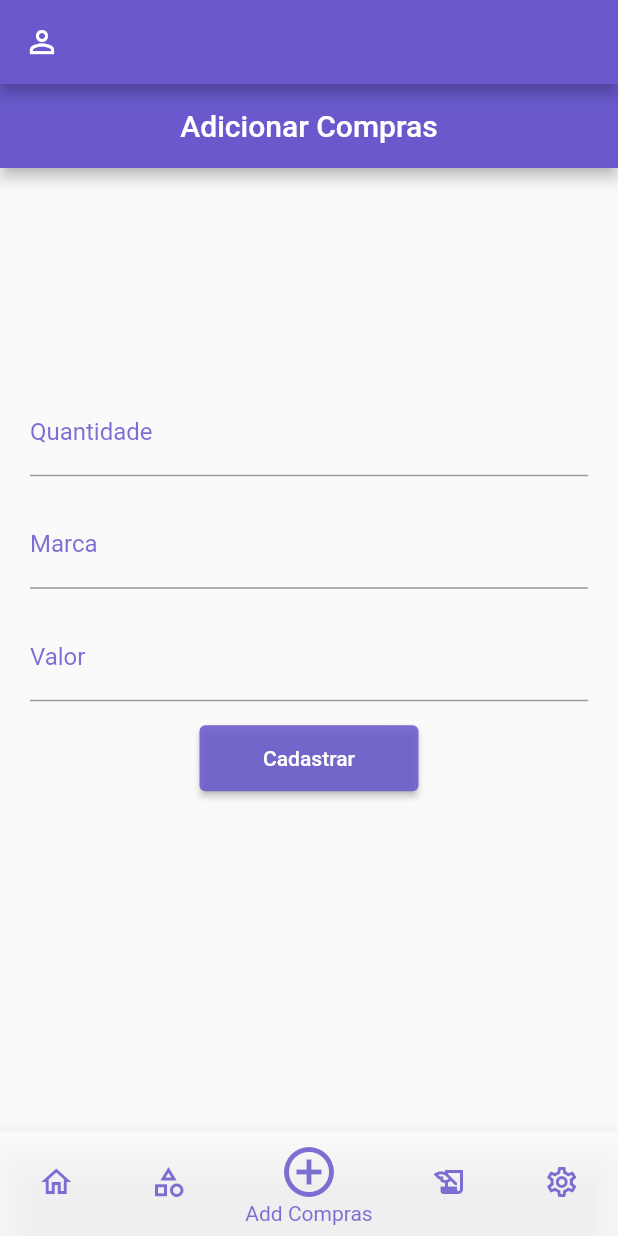
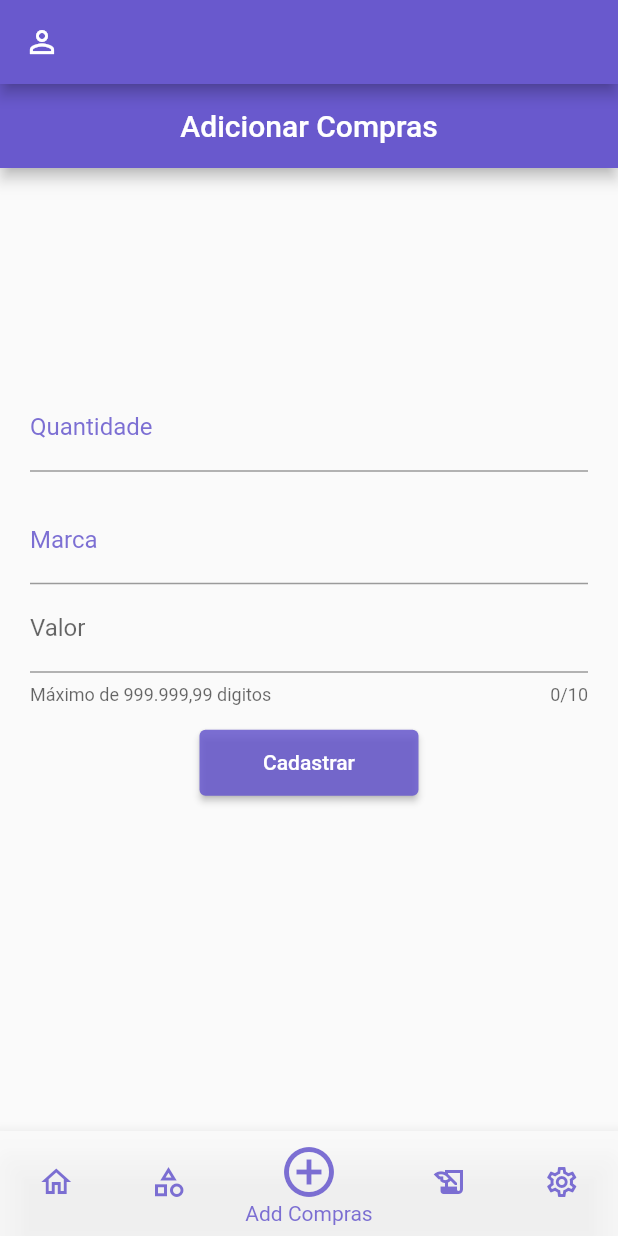
Before and after one commit to proz-tecnologia/PIT03GP06, a Flutter app: the screen it shows after launch, swiped to page 3, on a phone screen of 412 x 824 dp. Run offline on Flutter 3.47's test engine with Material 2 defaults, Android fonts, the phone set to English and light mode, and no system bars; our stand-ins replace currency_text_input_formatter, fl_chart, percent_indicator.

Commit message:
Adicionado a dependência currency_text_input_formatter: ^2.1.7, realizado a validação do campo valor do formulário de registros.

```diff
--- a/lib/src/features/addcategories/pages/addcategorias.dart
+++ b/lib/src/features/addcategories/pages/addcategorias.dart
@@ -1,7 +1,13 @@
+import 'dart:developer';
+
+import 'package:ctrl_real/src/features/extension/extension_double.dart';
+import 'package:currency_text_input_formatter/currency_text_input_formatter.dart';
 import 'package:flutter/material.dart';
+import 'package:intl/number_symbols_data.dart';
 
 class AddCategories extends StatelessWidget {
-  const AddCategories({super.key});
+  AddCategories({super.key, this.value});
+  double? value;
 
   @override
   Widget build(BuildContext context) {
@@ -36,7 +42,36 @@ class AddCategories extends StatelessWidget {
                           borderSide: BorderSide(
                               color: Color.fromARGB(220, 104, 89, 205))))),
             ),
-            const Padding(
+            TextFormField(
+              keyboardType: TextInputType.number,
+              inputFormatters: [
+                CurrencyTextInputFormatter(
+                    locale: 'pt-BR', decimalDigits: 2, symbol: '')
+              ],
+              autovalidateMode: AutovalidateMode.onUserInteraction,
+              decoration: InputDecoration(
+                labelText: "Valor",
+                hintText: "0,00",
+                prefix: Text("R\$"),
+                helperText: "Máximo de 999.999,99 digitos",
+              ),
+              maxLength: 10,
+              validator: (value) {
+                if (value!.isEmpty) {
+                  return "Informe um valor";
+                }
+                ;
+                final valueDouble = double.parse(
+                    value.replaceAll(".", "").replaceAll(",", "."));
+                if (valueDouble == 0) {
+                  return "Informe um valor diferente de 0";
+                }
+                return null;
+              },
+              onSaved: ((newValue) => value = double.parse(
+                  newValue!.replaceAll(".", "").replaceAll(",", "."))),
+            ),
+            /*const Padding(
               padding: EdgeInsets.only(top: 16.0),
               child: TextField(
                   decoration: InputDecoration(
@@ -47,7 +82,7 @@ class AddCategories extends StatelessWidget {
                       focusedBorder: UnderlineInputBorder(
                           borderSide: BorderSide(
                               color: Color.fromARGB(220, 104, 89, 205))))),
-            ),
+            ),*/
             Padding(
               padding: const EdgeInsets.only(top: 16.0),
               child: SizedBox(
--- a/lib/src/features/extension/extension_double.dart
+++ b/lib/src/features/extension/extension_double.dart
@@ -2,6 +2,8 @@ import 'package:intl/intl.dart';
 
 extension ExtensionDouble on double {
   String get formatBRL {
-    return NumberFormat.currency(locale: 'pt_BR', symbol: "R\$").format(this);
+    return NumberFormat.currency(
+            locale: 'pt_BR', symbol: "R\$", decimalDigits: 2)
+        .format(this);
   }
 }
--- a/lib/src/features/home/pages/homepage.dart
+++ b/lib/src/features/home/pages/homepage.dart
@@ -64,7 +64,7 @@ class _HomePageState extends State<HomePage> {
             ),
           )),
           const CategoriesPage(),
-          const AddCategories(),
+          AddCategories(),
           const HistoricPage(),
           const SettingsPage(),
         ],
--- a/lib/src/features/home/widgets/bodywidgets/balances.dart
+++ b/lib/src/features/home/widgets/bodywidgets/balances.dart
@@ -57,13 +57,13 @@ class Balances extends StatelessWidget {
                         mainAxisAlignment: MainAxisAlignment.spaceBetween,
                         crossAxisAlignment: CrossAxisAlignment.end,
                         children: [
-                          Text("Renda",
+                          Text("Entradas",
                               style: TextStyle(
                                 color: Colors.white,
                                 fontSize: 16,
                               )),
                           Text(
-                            "  Disponível",
+                            "Disponível",
                             style: TextStyle(
                               color: Colors.white,
                               fontSize: 24,
--- a/pubspec.yaml
+++ b/pubspec.yaml
@@ -32,6 +32,7 @@ dependencies:
   flutter:
     sdk: flutter
   intl: ^0.17.0
+  currency_text_input_formatter: ^2.1.7
 
 
   # The following adds the Cupertino Icons font to your application.
```
Also changed, not shown: pubspec.lock.
